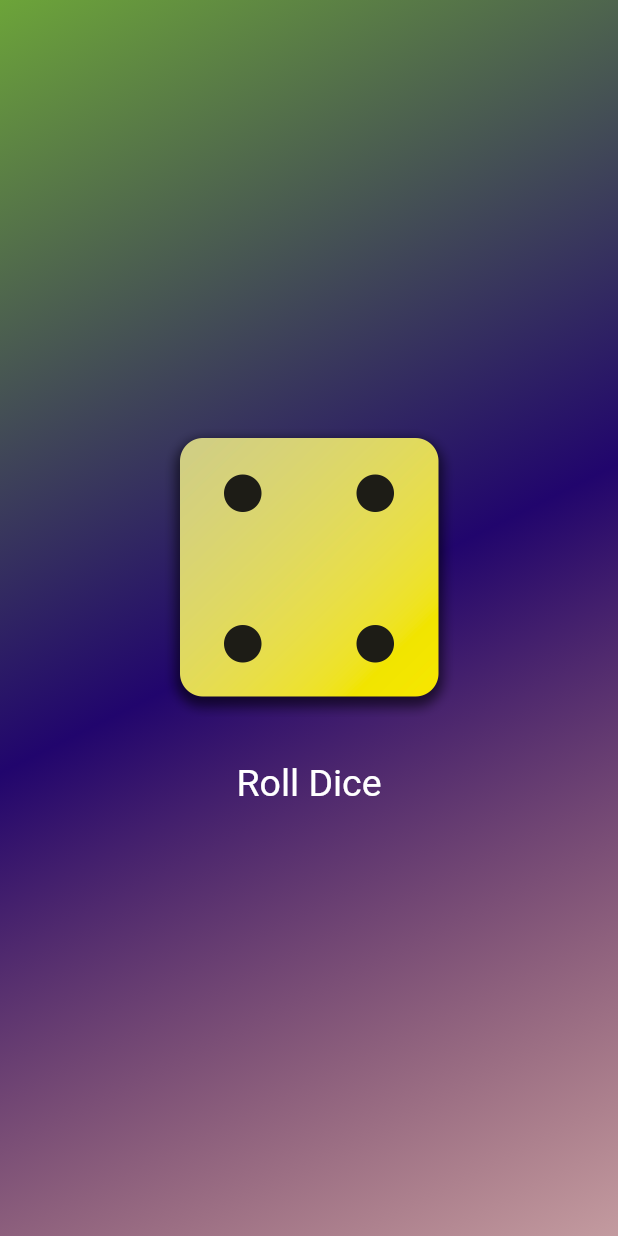
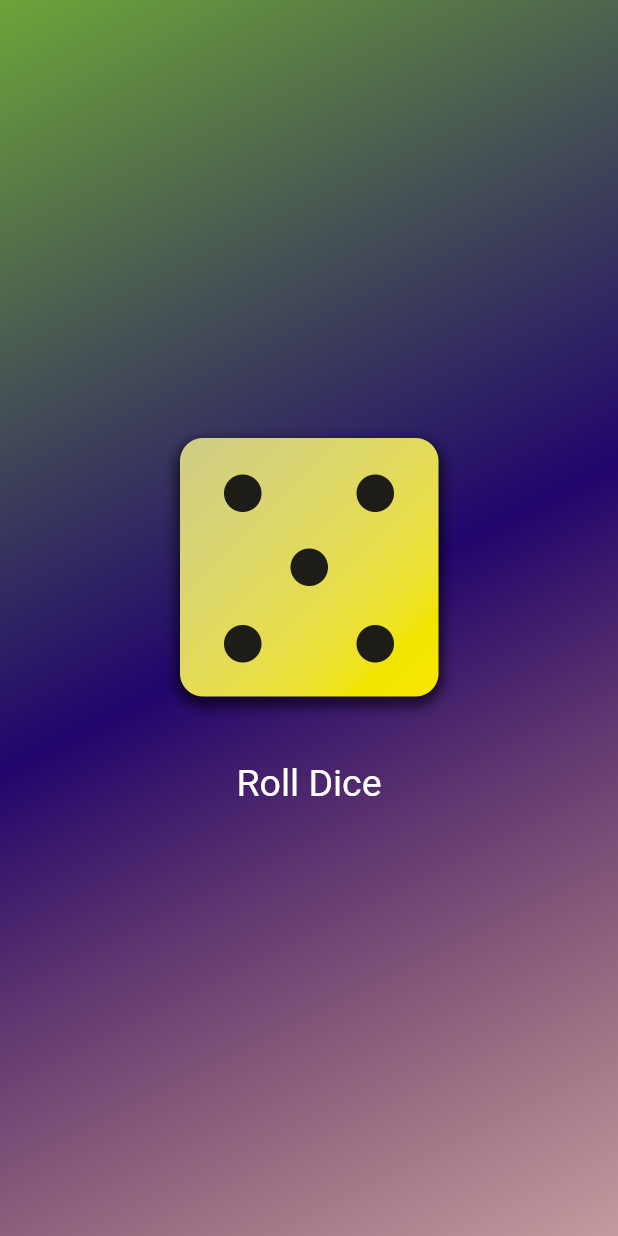
Before and after one commit to erickmwarama2/flutter-dice-app, a Flutter app: the screen it shows after launch, after a tap on "Roll Dice", on a phone screen of 412 x 824 dp. Run offline on Flutter 3.47's test engine with Material 3 defaults, Android fonts, the phone set to English and light mode, and no system bars.

Commit message:
add rolldice function

```diff
--- a/lib/dice_roller.dart
+++ b/lib/dice_roller.dart
@@ -1,4 +1,5 @@
 import 'package:flutter/material.dart';
+import 'dart:math';
 
 class DiceRoller extends StatefulWidget {
   const DiceRoller({super.key});
@@ -10,11 +11,11 @@ class DiceRoller extends StatefulWidget {
 }
 
 class _DiceRollerState extends State<DiceRoller> {
-  var activeDiceImage = 'assets/images/dice-2.png';
+  var currentDiceRoll = 2;
 
   void rollDice() {
     setState(() {
-      activeDiceImage = 'assets/images/dice-4.png';
+      currentDiceRoll = Random().nextInt(6) + 1;
     });
   }
 
@@ -24,7 +25,7 @@ class _DiceRollerState extends State<DiceRoller> {
       mainAxisSize: MainAxisSize.min,
       children: [
         Image.asset(
-          activeDiceImage,
+          'assets/images/dice-$currentDiceRoll.png',
           width: 200,
         ),
         const SizedBox(
```
